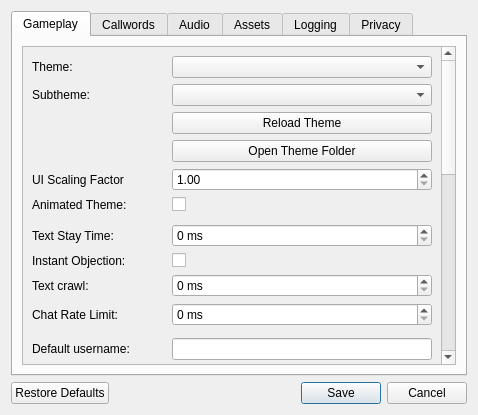
Old version of the form data/ui/options_dialog.ui in the repository AttorneyOnlineChaos/aos-client.
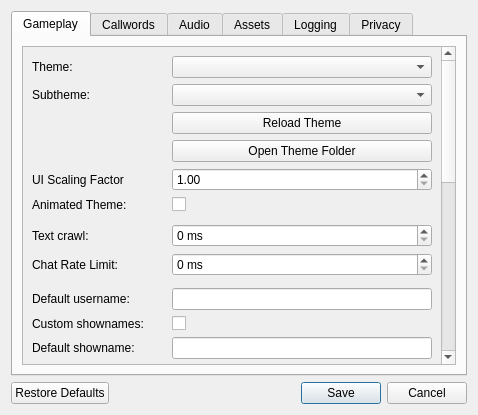
New version of the form.

Diff of the .ui file:
```diff
--- a/data/ui/options_dialog.ui
+++ b/data/ui/options_dialog.ui
@@ -135,40 +135,6 @@
              </property>
             </widget>
            </item>
-           <item row="7" column="0">
-            <widget class="QLabel" name="stay_time_lbl">
-             <property name="toolTip">
-              <string>Minimum amount of time (in miliseconds) an IC message must stay on screen before the next IC message is shown, acting as a 'queue'. Set to 0 to disable this behavior.</string>
-             </property>
-             <property name="text">
-              <string>Text Stay Time:</string>
-             </property>
-            </widget>
-           </item>
-           <item row="7" column="1">
-            <widget class="QSpinBox" name="stay_time_spinbox">
-             <property name="suffix">
-              <string> ms</string>
-             </property>
-             <property name="maximum">
-              <number>10000</number>
-             </property>
-            </widget>
-           </item>
-           <item row="8" column="0">
-            <widget class="QLabel" name="instant_objection_lbl">
-             <property name="text">
-              <string>Instant Objection:</string>
-             </property>
-            </widget>
-           </item>
-           <item row="8" column="1">
-            <widget class="QCheckBox" name="instant_objection_cb">
-             <property name="text">
-              <string/>
-             </property>
-            </widget>
-           </item>
            <item row="9" column="0">
             <widget class="QLabel" name="text_crawl_lbl">
              <property name="toolTip">
```
Left out of the diff: 17 changed lines with no effect on the pictures.
